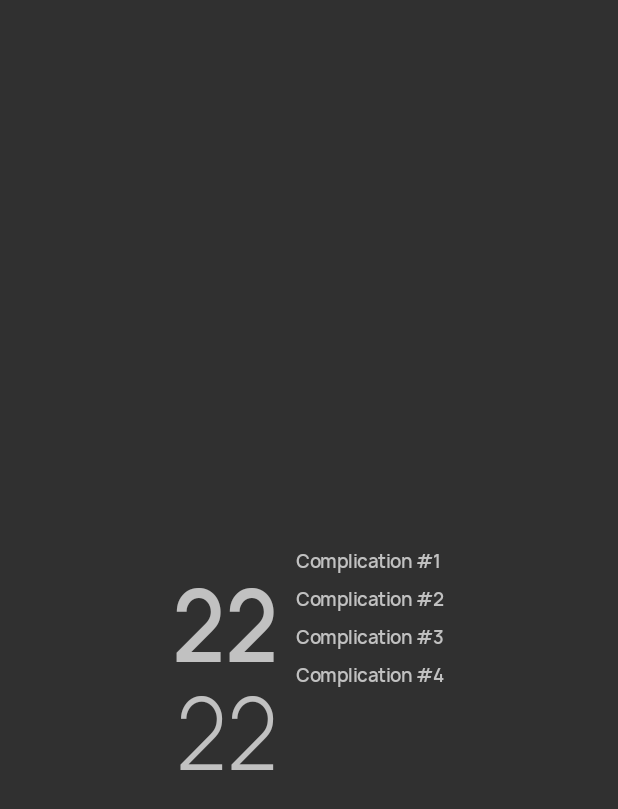
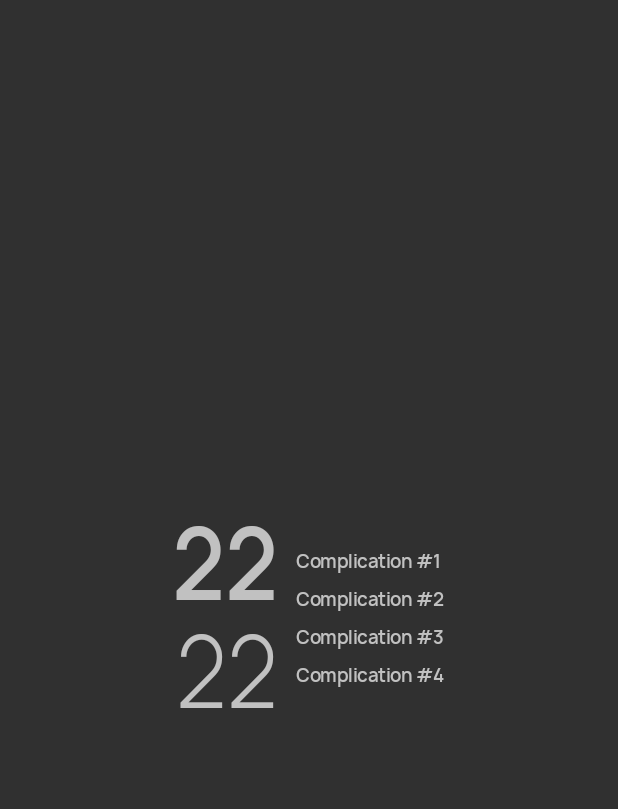
Before and after one commit to AChep/horlogo, an Android app: the layout watch_face.xml on its own in the app's theme, with its tools: preview values and no code run, on a phone screen of 412 x 824 dp. Shown: the top 809 px of the screen. Run offline under Robolectric (Android 15) with nearby library versions, the phone set to English and light mode, and no system bars.

Commit message:
Center clock vertically

```diff
--- a/common/src/main/res/layout/watch_face.xml
+++ b/common/src/main/res/layout/watch_face.xml
@@ -33,7 +33,6 @@
         app:layout_constraintBottom_toTopOf="@id/minute"
         app:layout_constraintEnd_toEndOf="@id/clock"
         app:layout_constraintTop_toTopOf="parent"
-        app:layout_constraintVertical_weight="0.55"
         tools:text="22" />
 
     <TextView
@@ -44,7 +43,6 @@
         app:layout_constraintBottom_toBottomOf="parent"
         app:layout_constraintEnd_toEndOf="@id/clock"
         app:layout_constraintTop_toBottomOf="@id/hour"
-        app:layout_constraintVertical_weight="0.45"
         tools:text="22" />
 
     <!--
```
